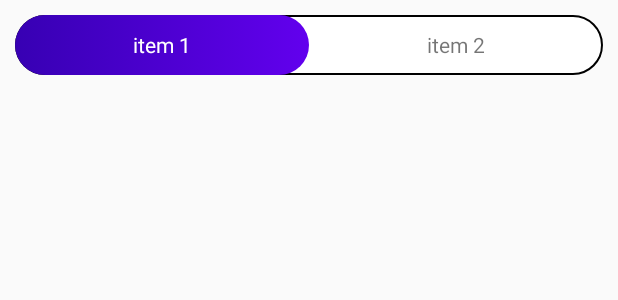
After one commit to dckrOff/WotWallpapers, an Android app: the layout contain_main.xml on its own in the app's theme, with its tools: preview values and no code run, on a phone screen of 412 x 824 dp. The commit adds this screen. Shown: the top 300 px of the screen. Run offline under Robolectric (Android 15) with nearby library versions, the light colour scheme and no system bars.

Commit message:
added custom tab layout

```diff
--- /dev/null
+++ b/app/src/main/res/drawable-v24/back_select.xml
@@ -0,0 +1,9 @@
+<?xml version="1.0" encoding="utf-8"?>
+<selector xmlns:android="http://schemas.android.com/apk/res/android">
+    <item>
+        <shape>
+            <gradient android:angle="0" android:startColor="@color/purple_700" android:endColor="@color/purple_500"  />
+            <corners android:radius="20dp"/>
+        </shape>
+    </item>
+</selector>
--- /dev/null
+++ b/app/src/main/res/drawable-v24/back_tabs.xml
@@ -0,0 +1,13 @@
+<?xml version="1.0" encoding="utf-8"?>
+<selector xmlns:android="http://schemas.android.com/apk/res/android">
+    <item>
+        <shape>
+            <gradient android:angle="0"
+                android:startColor="@color/white"
+                android:endColor="@color/white"  />
+            <corners android:radius="20dp"/>
+            <stroke android:width="1dp"
+                android:color="@color/black"/>
+        </shape>
+    </item>
+</selector>
--- /dev/null
+++ b/app/src/main/res/layout/contain_main.xml
@@ -0,0 +1,59 @@
+<?xml version="1.0" encoding="utf-8"?>
+<LinearLayout xmlns:android="http://schemas.android.com/apk/res/android"
+    xmlns:app="http://schemas.android.com/apk/res-auto"
+    android:layout_width="match_parent"
+    android:layout_height="match_parent"
+    android:orientation="vertical"
+    app:layout_behavior="@string/appbar_scrolling_view_behavior">
+
+    <FrameLayout
+        android:layout_width="match_parent"
+        android:layout_height="40dp"
+        android:layout_margin="10dp"
+        android:background="@drawable/back_tabs">
+
+        <LinearLayout
+            android:layout_width="match_parent"
+            android:layout_height="match_parent"
+            android:orientation="horizontal">
+
+            <TextView
+                android:id="@+id/select"
+                android:layout_width="match_parent"
+                android:layout_height="match_parent"
+                android:layout_weight="1"
+                android:background="@drawable/back_select"
+                android:text="" />
+
+            <TextView
+                android:layout_width="match_parent"
+                android:layout_height="match_parent"
+                android:layout_weight="1"
+                android:text="" />
+        </LinearLayout>
+
+        <LinearLayout
+            android:layout_width="match_parent"
+            android:layout_height="match_parent"
+            android:orientation="horizontal">
+
+            <TextView
+                android:id="@+id/item1"
+                android:layout_width="match_parent"
+                android:layout_height="match_parent"
+                android:layout_weight="1"
+                android:gravity="center"
+                android:text="item 1"
+                android:textColor="@color/white" />
+
+            <TextView
+                android:id="@+id/item2"
+                android:layout_width="match_parent"
+                android:layout_height="match_parent"
+                android:layout_weight="1"
+                android:gravity="center"
+                android:text="item 2" />
+        </LinearLayout>
+
+    </FrameLayout>
+</LinearLayout>
```
Also changed, not shown: app/src/main/java/com/a1tech/wotwallpapers/Activity/MainActivity.java (+46 -0 lines), app/src/main/res/layout/activity_main.xml (+17 -1 lines).
